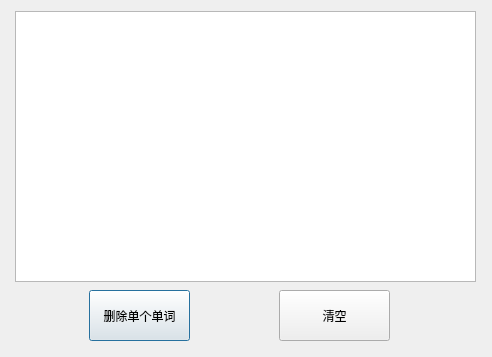
Above: wrongwords.ui from wyq777x/learnENG before the change. Below: the same form after it.
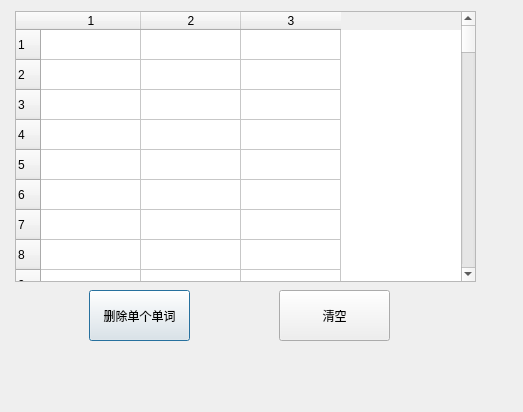
That is the form after the change.

The edit to the form file:
```diff
--- a/wrongwords.ui
+++ b/wrongwords.ui
@@ -6,8 +6,8 @@
    <rect>
     <x>0</x>
     <y>0</y>
-    <width>492</width>
-    <height>357</height>
+    <width>523</width>
+    <height>412</height>
    </rect>
   </property>
   <property name="windowTitle">
@@ -49,6 +49,1024 @@
     <string>清空</string>
    </property>
   </widget>
+  <widget class="QTableWidget" name="tableWidget">
+   <property name="geometry">
+    <rect>
+     <x>15</x>
+     <y>11</y>
+     <width>461</width>
+     <height>271</height>
+    </rect>
+   </property>
+   <property name="rowCount">
+    <number>999</number>
+   </property>
+   <property name="columnCount">
+    <number>3</number>
+   </property>
+   <row/>
+   <row/>
+   <row/>
+   <row/>
+   <row/>
+   <row/>
+   <row/>
+   <row/>
+   <row/>
+   <row/>
+   <row/>
+   <row/>
+   <row/>
+   <row/>
+   <row/>
+   <row/>
+   <row/>
+   <row/>
+   <row/>
+   <row/>
+   <row/>
+   <row/>
+   <row/>
+   <row/>
+   <row/>
+   <row/>
+   <row/>
+   <row/>
+   <row/>
+   <row/>
+   <row/>
+   <row/>
+   <row/>
+   <row/>
+   <row/>
+   <row/>
+   <row/>
+   <row/>
+   <row/>
+   <row/>
+   <row/>
+   <row/>
+   <row/>
+   <row/>
+   <row/>
+   <row/>
+   <row/>
+   <row/>
+   <row/>
+   <row/>
+   <row/>
+   <row/>
+   <row/>
+   <row/>
+   <row/>
+   <row/>
+   <row/>
+   <row/>
+   <row/>
+   <row/>
+   <row/>
+   <row/>
+   <row/>
+   <row/>
+   <row/>
+   <row/>
+   <row/>
+   <row/>
+   <row/>
+   <row/>
+   <row/>
+   <row/>
+   <row/>
+   <row/>
+   <row/>
+   <row/>
+   <row/>
+   <row/>
+   <row/>
+   <row/>
+   <row/>
+   <row/>
+   <row/>
+   <row/>
+   <row/>
+   <row/>
+   <row/>
+   <row/>
+   <row/>
+   <row/>
+   <row/>
+   <row/>
+   <row/>
+   <row/>
+   <row/>
+   <row/>
+   <row/>
+   <row/>
+   <row/>
+   <row/>
+   <row/>
+   <row/>
+   <row/>
+   <row/>
+   <row/>
+   <row/>
+   <row/>
+   <row/>
+   <row/>
+   <row/>
+   <row/>
+   <row/>
+   <row/>
+   <row/>
+   <row/>
+   <row/>
+   <row/>
+   <row/>
+   <row/>
+   <row/>
+   <row/>
+   <row/>
+   <row/>
+   <row/>
+   <row/>
+   <row/>
+   <row/>
+   <row/>
+   <row/>
+   <row/>
+   <row/>
+   <row/>
+   <row/>
+   <row/>
+   <row/>
+   <row/>
+   <row/>
+   <row/>
+   <row/>
+   <row/>
+   <row/>
+   <row/>
+   <row/>
+   <row/>
+   <row/>
+   <row/>
+   <row/>
+   <row/>
+   <row/>
+   <row/>
+   <row/>
+   <row/>
+   <row/>
+   <row/>
+   <row/>
+   <row/>
+   <row/>
+   <row/>
+   <row/>
+   <row/>
+   <row/>
+   <row/>
+   <row/>
+   <row/>
+   <row/>
+   <row/>
+   <row/>
+   <row/>
+   <row/>
+   <row/>
+   <row/>
+   <row/>
+   <row/>
+   <row/>
+   <row/>
+   <row/>
+   <row/>
+   <row/>
+   <row/>
+   <row/>
+   <row/>
+   <row/>
+   <row/>
+   <row/>
+   <row/>
+   <row/>
+   <row/>
+   <row/>
+   <row/>
+   <row/>
+   <row/>
+   <row/>
+   <row/>
+   <row/>
+   <row/>
+   <row/>
+   <row/>
+   <row/>
+   <row/>
+   <row/>
+   <row/>
+   <row/>
+   <row/>
+   <row/>
+   <row/>
+   <row/>
+   <row/>
+   <row/>
+   <row/>
+   <row/>
+   <row/>
+   <row/>
+   <row/>
+   <row/>
+   <row/>
+   <row/>
+   <row/>
+   <row/>
+   <row/>
+   <row/>
+   <row/>
+   <row/>
+   <row/>
+   <row/>
+   <row/>
+   <row/>
+   <row/>
+   <row/>
+   <row/>
+   <row/>
+   <row/>
+   <row/>
+   <row/>
+   <row/>
+   <row/>
+   <row/>
+   <row/>
+   <row/>
+   <row/>
+   <row/>
+   <row/>
+   <row/>
+   <row/>
+   <row/>
+   <row/>
+   <row/>
+   <row/>
+   <row/>
+   <row/>
+   <row/>
+   <row/>
+   <row/>
+   <row/>
+   <row/>
+   <row/>
+   <row/>
+   <row/>
+   <row/>
+   <row/>
+   <row/>
+   <row/>
+   <row/>
+   <row/>
+   <row/>
+   <row/>
+   <row/>
+   <row/>
+   <row/>
+   <row/>
+   <row/>
+   <row/>
+   <row/>
+   <row/>
+   <row/>
+   <row/>
+   <row/>
+   <row/>
+   <row/>
+   <row/>
+   <row/>
+   <row/>
+   <row/>
+   <row/>
+   <row/>
+   <row/>
+   <row/>
+   <row/>
+   <row/>
+   <row/>
+   <row/>
+   <row/>
+   <row/>
+   <row/>
+   <row/>
+   <row/>
+   <row/>
+   <row/>
+   <row/>
+   <row/>
+   <row/>
+   <row/>
+   <row/>
+   <row/>
+   <row/>
+   <row/>
+   <row/>
+   <row/>
+   <row/>
+   <row/>
+   <row/>
+   <row/>
+   <row/>
+   <row/>
+   <row/>
+   <row/>
+   <row/>
+   <row/>
+   <row/>
+   <row/>
+   <row/>
+   <row/>
+   <row/>
+   <row/>
+   <row/>
+   <row/>
+   <row/>
+   <row/>
+   <row/>
+   <row/>
+   <row/>
+   <row/>
+   <row/>
+   <row/>
+   <row/>
+   <row/>
+   <row/>
+   <row/>
+   <row/>
+   <row/>
+   <row/>
+   <row/>
+   <row/>
+   <row/>
+   <row/>
+   <row/>
+   <row/>
+   <row/>
+   <row/>
+   <row/>
+   <row/>
+   <row/>
+   <row/>
+   <row/>
+   <row/>
+   <row/>
+   <row/>
+   <row/>
+   <row/>
+   <row/>
+   <row/>
+   <row/>
+   <row/>
+   <row/>
+   <row/>
+   <row/>
+   <row/>
+   <row/>
+   <row/>
+   <row/>
+   <row/>
+   <row/>
+   <row/>
+   <row/>
+   <row/>
+   <row/>
+   <row/>
+   <row/>
+   <row/>
+   <row/>
+   <row/>
+   <row/>
+   <row/>
+   <row/>
+   <row/>
+   <row/>
+   <row/>
+   <row/>
+   <row/>
+   <row/>
+   <row/>
+   <row/>
+   <row/>
+   <row/>
+   <row/>
+   <row/>
+   <row/>
+   <row/>
+   <row/>
+   <row/>
+   <row/>
+   <row/>
+   <row/>
+   <row/>
+   <row/>
+   <row/>
+   <row/>
+   <row/>
+   <row/>
+   <row/>
+   <row/>
+   <row/>
+   <row/>
+   <row/>
+   <row/>
+   <row/>
+   <row/>
+   <row/>
+   <row/>
+   <row/>
+   <row/>
+   <row/>
+   <row/>
+   <row/>
+   <row/>
+   <row/>
+   <row/>
+   <row/>
+   <row/>
+   <row/>
+   <row/>
+   <row/>
+   <row/>
+   <row/>
+   <row/>
+   <row/>
+   <row/>
+   <row/>
+   <row/>
+   <row/>
+   <row/>
+   <row/>
+   <row/>
+   <row/>
+   <row/>
+   <row/>
+   <row/>
+   <row/>
+   <row/>
+   <row/>
+   <row/>
+   <row/>
+   <row/>
+   <row/>
+   <row/>
+   <row/>
+   <row/>
+   <row/>
+   <row/>
+   <row/>
+   <row/>
+   <row/>
+   <row/>
+   <row/>
+   <row/>
+   <row/>
+   <row/>
+   <row/>
+   <row/>
+   <row/>
+   <row/>
+   <row/>
+   <row/>
+   <row/>
+   <row/>
+   <row/>
+   <row/>
+   <row/>
+   <row/>
+   <row/>
+   <row/>
+   <row/>
+   <row/>
+   <row/>
+   <row/>
+   <row/>
+   <row/>
+   <row/>
+   <row/>
+   <row/>
+   <row/>
+   <row/>
+   <row/>
+   <row/>
+   <row/>
+   <row/>
+   <row/>
+   <row/>
+   <row/>
+   <row/>
+   <row/>
+   <row/>
+   <row/>
+   <row/>
+   <row/>
+   <row/>
+   <row/>
+   <row/>
+   <row/>
+   <row/>
+   <row/>
+   <row/>
+   <row/>
+   <row/>
+   <row/>
+   <row/>
+   <row/>
+   <row/>
+   <row/>
+   <row/>
+   <row/>
+   <row/>
+   <row/>
+   <row/>
+   <row/>
+   <row/>
+   <row/>
+   <row/>
+   <row/>
+   <row/>
+   <row/>
+   <row/>
+   <row/>
+   <row/>
+   <row/>
+   <row/>
+   <row/>
+   <row/>
+   <row/>
+   <row/>
+   <row/>
+   <row/>
+   <row/>
+   <row/>
+   <row/>
+   <row/>
+   <row/>
+   <row/>
+   <row/>
+   <row/>
+   <row/>
+   <row/>
+   <row/>
+   <row/>
+   <row/>
+   <row/>
+   <row/>
+   <row/>
+   <row/>
+   <row/>
+   <row/>
+   <row/>
+   <row/>
+   <row/>
+   <row/>
+   <row/>
+   <row/>
+   <row/>
+   <row/>
+   <row/>
+   <row/>
+   <row/>
+   <row/>
+   <row/>
+   <row/>
+   <row/>
+   <row/>
+   <row/>
+   <row/>
+   <row/>
+   <row/>
+   <row/>
+   <row/>
+   <row/>
+   <row/>
+   <row/>
+   <row/>
+   <row/>
+   <row/>
+   <row/>
+   <row/>
+   <row/>
+   <row/>
+   <row/>
+   <row/>
+   <row/>
+   <row/>
+   <row/>
+   <row/>
+   <row/>
+   <row/>
+   <row/>
+   <row/>
+   <row/>
+   <row/>
+   <row/>
+   <row/>
+   <row/>
+   <row/>
+   <row/>
+   <row/>
+   <row/>
+   <row/>
+   <row/>
+   <row/>
+   <row/>
+   <row/>
+   <row/>
+   <row/>
+   <row/>
+   <row/>
+   <row/>
+   <row/>
+   <row/>
+   <row/>
+   <row/>
+   <row/>
+   <row/>
+   <row/>
+   <row/>
+   <row/>
+   <row/>
+   <row/>
+   <row/>
+   <row/>
+   <row/>
+   <row/>
+   <row/>
+   <row/>
+   <row/>
+   <row/>
+   <row/>
+   <row/>
+   <row/>
+   <row/>
+   <row/>
+   <row/>
+   <row/>
+   <row/>
+   <row/>
+   <row/>
+   <row/>
+   <row/>
+   <row/>
+   <row/>
+   <row/>
+   <row/>
+   <row/>
+   <row/>
+   <row/>
+   <row/>
+   <row/>
+   <row/>
+   <row/>
+   <row/>
+   <row/>
+   <row/>
+   <row/>
+   <row/>
+   <row/>
+   <row/>
+   <row/>
+   <row/>
+   <row/>
+   <row/>
+   <row/>
+   <row/>
+   <row/>
+   <row/>
+   <row/>
+   <row/>
+   <row/>
+   <row/>
+   <row/>
+   <row/>
+   <row/>
+   <row/>
+   <row/>
+   <row/>
+   <row/>
+   <row/>
+   <row/>
+   <row/>
+   <row/>
+   <row/>
+   <row/>
+   <row/>
+   <row/>
+   <row/>
+   <row/>
+   <row/>
+   <row/>
+   <row/>
+   <row/>
+   <row/>
+   <row/>
+   <row/>
+   <row/>
+   <row/>
+   <row/>
+   <row/>
+   <row/>
+   <row/>
+   <row/>
+   <row/>
+   <row/>
+   <row/>
+   <row/>
+   <row/>
+   <row/>
+   <row/>
+   <row/>
+   <row/>
+   <row/>
+   <row/>
+   <row/>
+   <row/>
+   <row/>
+   <row/>
+   <row/>
+   <row/>
+   <row/>
+   <row/>
+   <row/>
+   <row/>
+   <row/>
+   <row/>
+   <row/>
+   <row/>
+   <row/>
+   <row/>
+   <row/>
+   <row/>
+   <row/>
+   <row/>
+   <row/>
+   <row/>
+   <row/>
+   <row/>
+   <row/>
+   <row/>
+   <row/>
+   <row/>
+   <row/>
+   <row/>
+   <row/>
+   <row/>
+   <row/>
+   <row/>
+   <row/>
+   <row/>
+   <row/>
+   <row/>
+   <row/>
+   <row/>
+   <row/>
+   <row/>
+   <row/>
+   <row/>
+   <row/>
+   <row/>
+   <row/>
+   <row/>
+   <row/>
+   <row/>
+   <row/>
+   <row/>
+   <row/>
+   <row/>
+   <row/>
+   <row/>
+   <row/>
+   <row/>
+   <row/>
+   <row/>
+   <row/>
+   <row/>
+   <row/>
+   <row/>
+   <row/>
+   <row/>
+   <row/>
+   <row/>
+   <row/>
+   <row/>
+   <row/>
+   <row/>
+   <row/>
+   <row/>
+   <row/>
+   <row/>
+   <row/>
+   <row/>
+   <row/>
+   <row/>
+   <row/>
+   <row/>
+   <row/>
+   <row/>
+   <row/>
+   <row/>
+   <row/>
+   <row/>
+   <row/>
+   <row/>
+   <row/>
+   <row/>
+   <row/>
+   <row/>
+   <row/>
+   <row/>
+   <row/>
+   <row/>
+   <row/>
+   <row/>
+   <row/>
+   <row/>
+   <row/>
+   <row/>
+   <row/>
+   <row/>
+   <row/>
+   <row/>
+   <row/>
+   <row/>
+   <row/>
+   <row/>
+   <row/>
+   <row/>
+   <row/>
+   <row/>
+   <row/>
+   <row/>
+   <row/>
+   <row/>
+   <row/>
+   <row/>
+   <row/>
+   <row/>
+   <row/>
+   <row/>
+   <row/>
+   <row/>
+   <row/>
+   <row/>
+   <row/>
+   <row/>
+   <row/>
+   <row/>
+   <row/>
+   <row/>
+   <row/>
+   <row/>
+   <row/>
+   <row/>
+   <row/>
+   <row/>
+   <row/>
+   <row/>
+   <row/>
+   <row/>
+   <row/>
+   <row/>
+   <row/>
+   <row/>
+   <row/>
+   <row/>
+   <row/>
+   <row/>
+   <row/>
+   <row/>
+   <row/>
+   <row/>
+   <row/>
+   <row/>
+   <row/>
+   <row/>
+   <row/>
+   <row/>
+   <row/>
+   <row/>
+   <row/>
+   <row/>
+   <row/>
+   <row/>
+   <row/>
+   <row/>
+   <row/>
+   <row/>
+   <row/>
+   <row/>
+   <row/>
+   <row/>
+   <row/>
+   <row/>
+   <row/>
+   <row/>
+   <row/>
+   <row/>
+   <row/>
+   <row/>
+   <row/>
+   <row/>
+   <row/>
+   <row/>
+   <row/>
+   <row/>
+   <row/>
+   <row/>
+   <row/>
+   <row/>
+   <row/>
+   <row/>
+   <row/>
+   <row/>
+   <row/>
+   <row/>
+   <row/>
+   <row/>
+   <row/>
+   <row/>
+   <row/>
+   <row/>
+   <row/>
+   <row/>
+   <row/>
+   <row/>
+   <row/>
+   <row/>
+   <row/>
+   <row/>
+   <row/>
+   <row/>
+   <row/>
+   <row/>
+   <row/>
+   <row/>
+   <row/>
+   <row/>
+   <row/>
+   <row/>
+   <row/>
+   <row/>
+   <row/>
+   <row/>
+   <row/>
+   <row/>
+   <row/>
+   <row/>
+   <row/>
+   <row/>
+   <row/>
+   <row/>
+   <row/>
+   <row/>
+   <row/>
+   <row/>
+   <row/>
+   <row/>
+   <row/>
+   <row/>
+   <row/>
+   <row/>
+   <row/>
+   <row/>
+   <row/>
+   <row/>
+   <row/>
+   <row/>
+   <row/>
+   <row/>
+   <row/>
+   <row/>
+   <row/>
+   <row/>
+   <row/>
+   <row/>
+   <row/>
+   <row/>
+   <row/>
+   <row/>
+   <row/>
+   <row/>
+   <row/>
+   <row/>
+   <row/>
+   <row/>
+   <row/>
+   <row/>
+   <row/>
+   <column/>
+   <column/>
+   <column/>
+  </widget>
  </widget>
  <resources/>
  <connections/>
```
